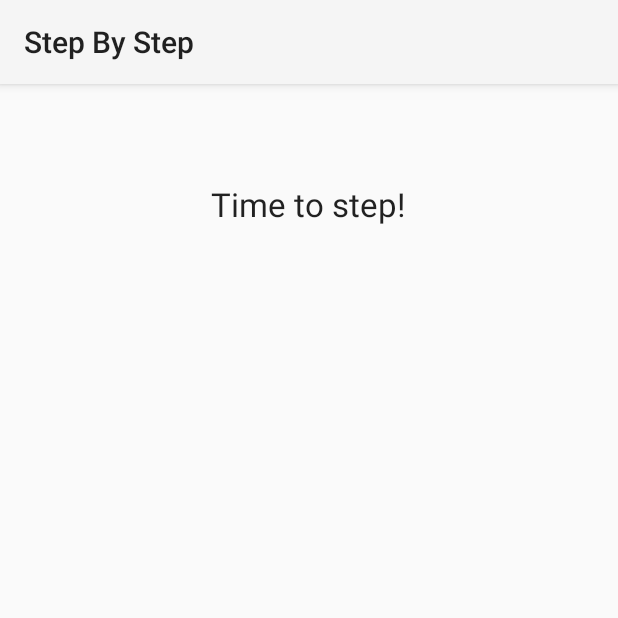
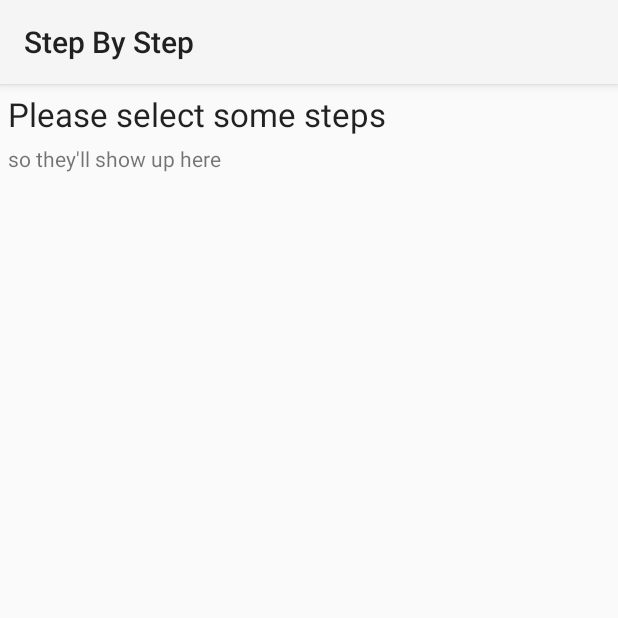
Before and after one commit to KillerSpiders/StepByStep, an Android app: the fragment StepFragment shown on its own in the app's theme, on a phone screen of 412 x 824 dp, the top half of it. Run offline under Robolectric (Android 15) with nearby library versions, the phone set to English and light mode, and no system bars; 2 statements that could not run were skipped.

Commit message:
added list to step fragment

```diff
--- a/mobile/src/main/java/com/joshstrohminger/stepbystep/StepFragment.java
+++ b/mobile/src/main/java/com/joshstrohminger/stepbystep/StepFragment.java
@@ -6,11 +6,22 @@ import android.os.Bundle;
 import android.view.LayoutInflater;
 import android.view.View;
 import android.view.ViewGroup;
+import android.widget.ArrayAdapter;
+import android.widget.ListView;
 import android.widget.TextView;
+
+import java.util.Arrays;
 
 public class StepFragment extends Fragment {
 
     private static final String ARG_STEPS_ID = "arg_steps_id";
+
+    private ListView listView;
+    private int stepsId;
+    private String title = "Please select some steps";
+    private String subtitle = "so they'll show up here";
+
+    private String[] instructions = new String[] {};
 
     public StepFragment() {
     }
@@ -25,10 +36,24 @@ public class StepFragment extends Fragment {
     }
 
     @Override
-    public View onCreateView(LayoutInflater inflater, ViewGroup container,
-                             Bundle savedInstanceState) {
+    public View onCreateView(LayoutInflater inflater, ViewGroup container, Bundle savedInstanceState) {
         View rootView = inflater.inflate(R.layout.fragment_step, container, false);
-        ((TextView)rootView.findViewById(R.id.textView)).setText("steps id: " + getArguments().getInt(ARG_STEPS_ID));
+        stepsId = getArguments().getInt(ARG_STEPS_ID);
+        if(stepsId > 0) {
+            String[] steps = getResources().getStringArray(stepsId);
+            if (steps.length >= 3) {
+                title = steps[0];
+                subtitle = steps[1];
+                instructions = Arrays.copyOfRange(steps, 2, steps.length);
+            }
+        } else {
+            rootView.findViewById(R.id.controlPanel).setVisibility(View.INVISIBLE);
+        }
+        listView = (ListView) rootView.findViewById(R.id.listView);
+        ((TextView) rootView.findViewById(R.id.textViewTitle)).setText(title);
+        ((TextView) rootView.findViewById(R.id.textViewSubtitle)).setText(subtitle);
+        ArrayAdapter<String> adapter = new ArrayAdapter<>(getActivity(), android.R.layout.simple_list_item_single_choice, android.R.id.text1, instructions);
+        listView.setAdapter(adapter);
         return rootView;
     }
 
--- a/mobile/src/main/res/layout/fragment_step.xml
+++ b/mobile/src/main/res/layout/fragment_step.xml
@@ -1,14 +1,67 @@
 <?xml version="1.0" encoding="utf-8"?>
-<RelativeLayout xmlns:android="http://schemas.android.com/apk/res/android"
-    android:layout_width="match_parent" android:layout_height="match_parent">
+<RelativeLayout
+    xmlns:android="http://schemas.android.com/apk/res/android"
+    xmlns:tools="http://schemas.android.com/tools"
+    android:layout_width="match_parent"
+    android:layout_height="match_parent"
+    android:padding="5dp">
 
     <TextView
         android:layout_width="wrap_content"
         android:layout_height="wrap_content"
         android:textAppearance="?android:attr/textAppearanceLarge"
-        android:text="Time to step!"
-        android:id="@+id/textView"
+        android:text="Title"
+        android:id="@+id/textViewTitle"
         android:layout_alignParentTop="true"
-        android:layout_centerHorizontal="true"
-        android:layout_marginTop="65dp" />
+        android:layout_alignParentStart="true"/>
+
+    <TextView
+        android:layout_width="wrap_content"
+        android:layout_height="wrap_content"
+        android:text="Subtitle"
+        android:layout_marginTop="5dp"
+        android:id="@+id/textViewSubtitle"
+        android:layout_below="@+id/textViewTitle"
+        android:layout_alignStart="@+id/textViewTitle" />
+
+    <LinearLayout
+        android:orientation="horizontal"
+        android:id="@+id/controlPanel"
+        android:layout_width="match_parent"
+        android:layout_height="wrap_content"
+        android:layout_alignParentBottom="true">
+
+        <ImageButton
+            android:layout_width="wrap_content"
+            android:layout_height="wrap_content"
+            android:src="@android:drawable/ic_media_play"
+            android:id="@+id/playPauseButton" />
+
+        <ImageButton
+            android:layout_width="wrap_content"
+            android:layout_height="wrap_content"
+            android:src="@android:drawable/ic_media_next"
+            android:id="@+id/skipButton" />
+
+        <TextView
+            android:layout_width="fill_parent"
+            android:layout_height="wrap_content"
+            android:textAppearance="?android:attr/textAppearanceLarge"
+            android:text="Status Message"
+            android:id="@+id/statusTextView"
+            android:layout_gravity="center"
+            android:gravity="center_horizontal" />
+
+    </LinearLayout>
+
+    <ListView
+        android:layout_width="match_parent"
+        android:layout_height="match_parent"
+        android:id="@+id/listView"
+        android:layout_marginTop="5dp"
+        android:layout_below="@+id/textViewSubtitle"
+        android:layout_above="@+id/controlPanel"
+        android:layout_alignStart="@+id/textViewSubtitle"
+        tools:listitem="@android:layout/simple_list_item_single_choice"
+        android:choiceMode="singleChoice"/>
 </RelativeLayout>
--- a/mobile/src/main/res/values/default-steps.xml
+++ b/mobile/src/main/res/values/default-steps.xml
@@ -12,6 +12,7 @@
         <item>Fold the whole paper in half with the flaps on the inside.</item>
         <item>Fold the outer-left flap back at a 90\u00B0 angle to create the left wing.</item>
         <item>Fold the outer-right flap back at a 90\u00B0 angle to create the right wing.</item>
+        <item>Throw.</item>
     </string-array>
 
     <string-array name="steps_stand_on_one_foot">
```
